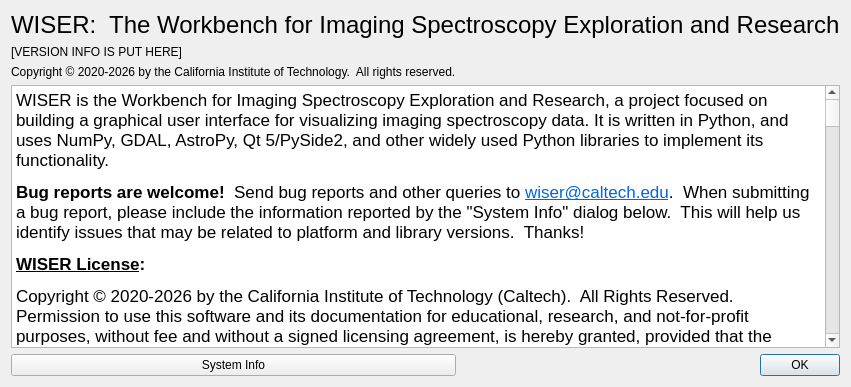
Old version of the form src/wiser/gui/ui_files/about_dialog.ui in the repository Ehlmann-research-group/WISER.
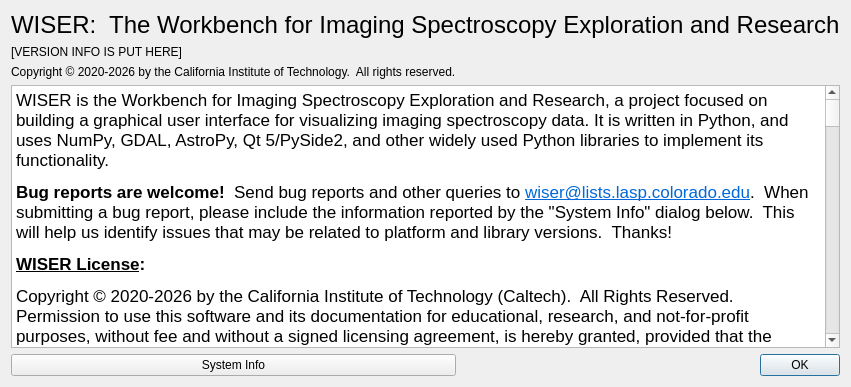
New version of the form.

Commit message: doc: Replacing caltech wiser email with lasp

```diff
--- a/src/wiser/gui/ui_files/about_dialog.ui
+++ b/src/wiser/gui/ui_files/about_dialog.ui
@@ -25,7 +25,7 @@
 p, li { white-space: pre-wrap; }
 &lt;/style&gt;&lt;/head&gt;&lt;body style=&quot; font-family:'MS Shell Dlg 2'; font-size:8pt; font-weight:400; font-style:normal;&quot;&gt;
 &lt;p style=&quot; margin-top:0px; margin-bottom:0px; margin-left:0px; margin-right:0px; -qt-block-indent:0; text-indent:0px;&quot;&gt;&lt;span style=&quot; font-family:'.AppleSystemUIFont'; font-size:13pt;&quot;&gt;WISER is the Workbench for Imaging Spectroscopy Exploration and Research, a project focused on building a graphical user interface for visualizing imaging spectroscopy data. It is written in Python, and uses NumPy, GDAL, AstroPy, Qt 5/PySide2, and other widely used Python libraries to implement its functionality.&lt;/span&gt;&lt;/p&gt;
-&lt;p style=&quot; margin-top:12px; margin-bottom:12px; margin-left:0px; margin-right:0px; -qt-block-indent:0; text-indent:0px;&quot;&gt;&lt;span style=&quot; font-family:'.AppleSystemUIFont'; font-size:13pt; font-weight:600;&quot;&gt;Bug reports are welcome!&lt;/span&gt;&lt;span style=&quot; font-family:'.AppleSystemUIFont'; font-size:13pt;&quot;&gt;  Send bug reports and other queries to &lt;/span&gt;&lt;a href=&quot;mailto:wiser@caltech.edu&quot;&gt;&lt;span style=&quot; font-family:'.AppleSystemUIFont'; font-size:13pt; text-decoration: underline; color:#0068da;&quot;&gt;wiser@caltech.edu&lt;/span&gt;&lt;/a&gt;&lt;span style=&quot; font-family:'.AppleSystemUIFont'; font-size:13pt;&quot;&gt;.  When submitting a bug report, please include the information reported by the &amp;quot;System Info&amp;quot; dialog below.  This will help us identify issues that may be related to platform and library versions.  Thanks!&lt;/span&gt;&lt;/p&gt;
+&lt;p style=&quot; margin-top:12px; margin-bottom:12px; margin-left:0px; margin-right:0px; -qt-block-indent:0; text-indent:0px;&quot;&gt;&lt;span style=&quot; font-family:'.AppleSystemUIFont'; font-size:13pt; font-weight:600;&quot;&gt;Bug reports are welcome!&lt;/span&gt;&lt;span style=&quot; font-family:'.AppleSystemUIFont'; font-size:13pt;&quot;&gt;  Send bug reports and other queries to &lt;/span&gt;&lt;a href=&quot;mailto:wiser@lists.lasp.colorado.edu&quot;&gt;&lt;span style=&quot; font-family:'.AppleSystemUIFont'; font-size:13pt; text-decoration: underline; color:#0068da;&quot;&gt;wiser@lists.lasp.colorado.edu&lt;/span&gt;&lt;/a&gt;&lt;span style=&quot; font-family:'.AppleSystemUIFont'; font-size:13pt;&quot;&gt;.  When submitting a bug report, please include the information reported by the &amp;quot;System Info&amp;quot; dialog below.  This will help us identify issues that may be related to platform and library versions.  Thanks!&lt;/span&gt;&lt;/p&gt;
 &lt;p style=&quot; margin-top:12px; margin-bottom:12px; margin-left:0px; margin-right:0px; -qt-block-indent:0; text-indent:0px;&quot;&gt;&lt;span style=&quot; font-family:'.AppleSystemUIFont'; font-size:13pt; font-weight:600; text-decoration: underline;&quot;&gt;WISER License&lt;/span&gt;&lt;span style=&quot; font-family:'.AppleSystemUIFont'; font-size:13pt; font-weight:600;&quot;&gt;:&lt;/span&gt;&lt;/p&gt;
 &lt;p style=&quot; margin-top:12px; margin-bottom:12px; margin-left:0px; margin-right:0px; -qt-block-indent:0; text-indent:0px;&quot;&gt;&lt;span style=&quot; font-family:'.AppleSystemUIFont'; font-size:13pt;&quot;&gt;Copyright © 2020-2026 by the California Institute of Technology (Caltech).  All Rights Reserved.  Permission to use this software and its documentation for educational, research, and not-for-profit purposes, without fee and without a signed licensing agreement, is hereby granted, provided that the above copyright notice, this paragraph and the following two paragraphs appear in all copies, modifications, and distributions.  Contact the Caltech Technology Transfer and Corporate Partnerships Office, 1200 E. California Blvd., Pasadena, CA 91125, (626) 395-3066, &lt;/span&gt;&lt;a href=&quot;mailto:innovation@caltech.edu&quot;&gt;&lt;span style=&quot; font-family:'.AppleSystemUIFont'; font-size:13pt; text-decoration: underline; color:#0068da;&quot;&gt;innovation@caltech.edu&lt;/span&gt;&lt;/a&gt;&lt;span style=&quot; font-family:'.AppleSystemUIFont'; font-size:13pt;&quot;&gt;, &lt;/span&gt;&lt;a href=&quot;https://innovation.caltech.edu&quot;&gt;&lt;span style=&quot; font-family:'.AppleSystemUIFont'; font-size:13pt; text-decoration: underline; color:#0068da;&quot;&gt;https://innovation.caltech.edu&lt;/span&gt;&lt;/a&gt;&lt;span style=&quot; font-family:'.AppleSystemUIFont'; font-size:13pt;&quot;&gt; for commercial licensing opportunities.&lt;/span&gt;&lt;/p&gt;
 &lt;p style=&quot; margin-top:12px; margin-bottom:12px; margin-left:0px; margin-right:0px; -qt-block-indent:0; text-indent:0px;&quot;&gt;&lt;span style=&quot; font-family:'.AppleSystemUIFont'; font-size:13pt;&quot;&gt;IN NO EVENT SHALL CALTECH BE LIABLE TO ANY PARTY FOR DIRECT, INDIRECT, SPECIAL, INCIDENTAL, OR CONSEQUENTIAL DAMAGES, INCLUDING LOST PROFITS, ARISING OUT OF THE USE OF THIS SOFTWARE AND ITS DOCUMENTATION, EVEN IF CALTECH HAS BEEN ADVISED OF THE POSSIBILITY OF SUCH DAMAGE.&lt;/span&gt;&lt;/p&gt;
```
The commit also changes 2 other files.
